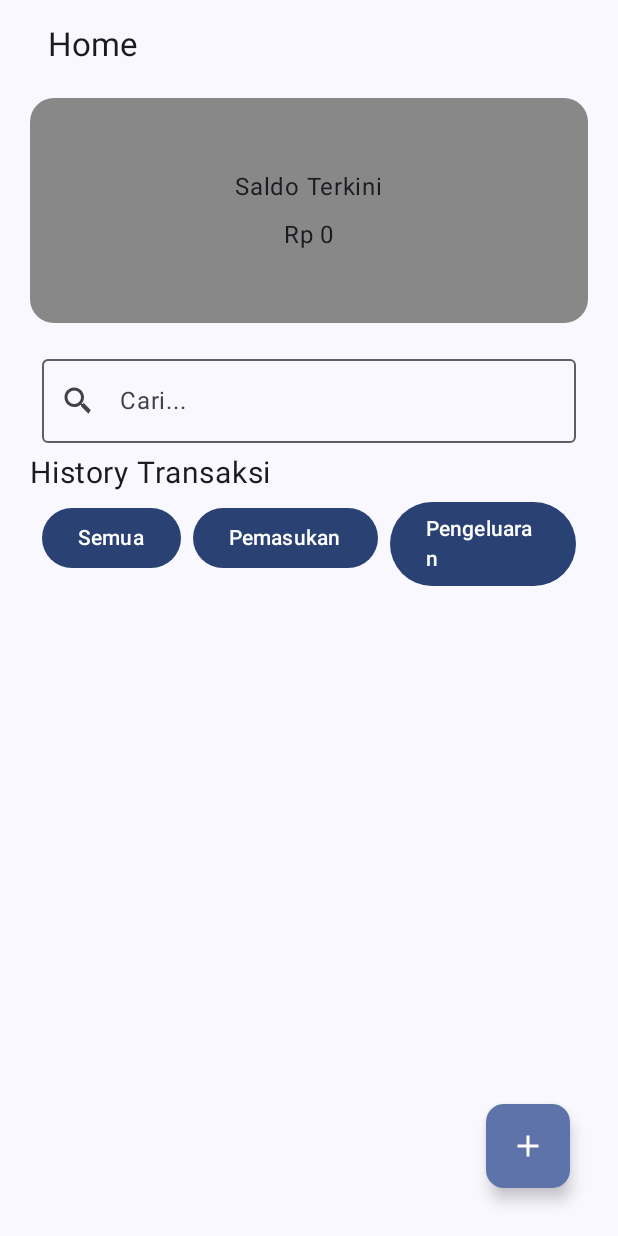
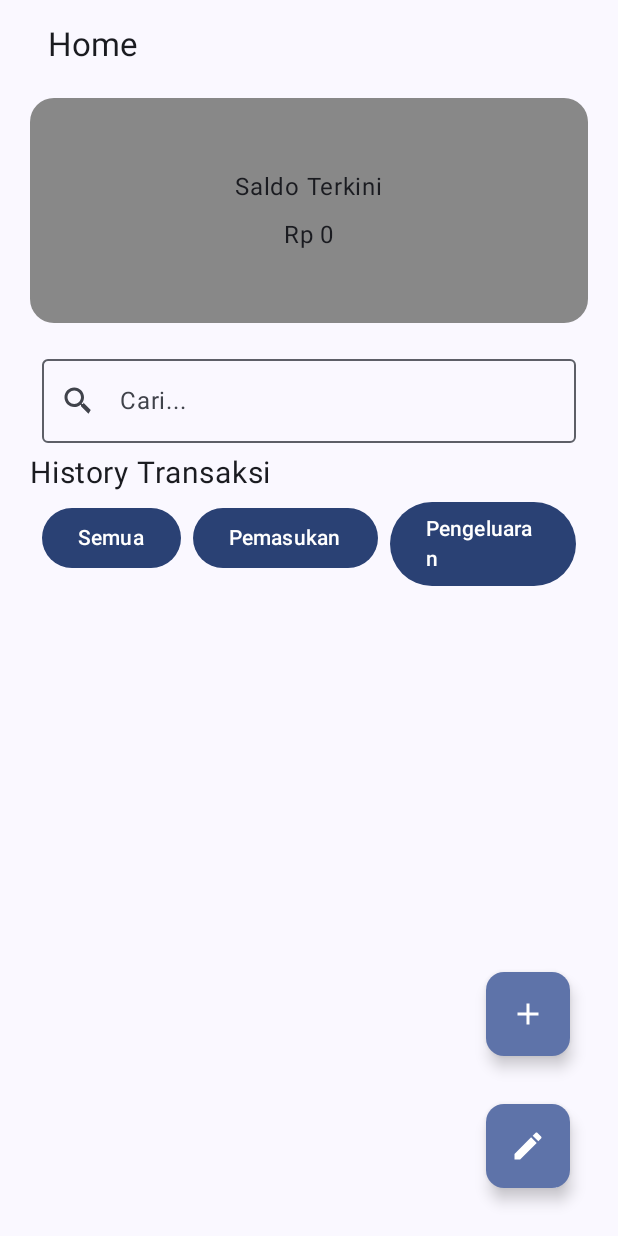
Before and after one commit to SitiMarfungahDwiLestari/Keuangan, an Android app built with Jetpack Compose: the screen it shows after launch (MainActivity), on a phone screen of 412 x 824 dp. Run offline under Robolectric (Android 15) with nearby library versions, the light colour scheme and no system bars; our stand-ins replace Firebase (no records; nobody signed in at launch, a user with empty details on screens opened directly).

Commit message:
menambahkan button

```diff
--- a/app/src/main/java/com/example/keuangan/ui/halaman/GetDataScreen.kt
+++ b/app/src/main/java/com/example/keuangan/ui/halaman/GetDataScreen.kt
@@ -40,6 +40,8 @@ fun GetDataScreen(
     sharedViewModel: SharedViewModel,
     pengeluaranViewModel: PengeluaranViewModel
 ){
+    var dataList by remember { mutableStateOf<List<pemasukan>>(emptyList()) }
+
     var id: String by remember { mutableStateOf("") }
     var tanggal: String by remember { mutableStateOf("") }
     var nominal: String by remember { mutableStateOf("") }
--- a/app/src/main/java/com/example/keuangan/ui/halaman/Home.kt
+++ b/app/src/main/java/com/example/keuangan/ui/halaman/Home.kt
@@ -2,7 +2,6 @@ package com.example.keuangan.ui.halaman
 
 import android.util.Log
 import androidx.compose.foundation.background
-import androidx.compose.foundation.clickable
 import androidx.compose.foundation.layout.Arrangement
 import androidx.compose.foundation.layout.Box
 import androidx.compose.foundation.layout.Column
@@ -18,19 +17,17 @@ import androidx.compose.foundation.lazy.items
 import androidx.compose.foundation.shape.RoundedCornerShape
 import androidx.compose.material.icons.Icons
 import androidx.compose.material.icons.filled.Add
+import androidx.compose.material.icons.filled.Edit
 import androidx.compose.material3.Button
 import androidx.compose.material3.Card
 import androidx.compose.material3.ExperimentalMaterial3Api
 import androidx.compose.material3.FloatingActionButton
 import androidx.compose.material3.Icon
 import androidx.compose.material3.MaterialTheme
-import androidx.compose.material3.OutlinedButton
 import androidx.compose.material3.Scaffold
 import androidx.compose.material3.Text
 import androidx.compose.material3.TopAppBar
-import androidx.compose.material3.TopAppBarDefaults
 import androidx.compose.runtime.Composable
-import androidx.compose.runtime.DisposableEffect
 import androidx.compose.runtime.LaunchedEffect
 import androidx.compose.runtime.getValue
 import androidx.compose.runtime.mutableStateOf
@@ -40,7 +37,6 @@ import androidx.compose.runtime.setValue
 import androidx.compose.ui.Alignment
 import androidx.compose.ui.Modifier
 import androidx.compose.ui.graphics.Color
-import androidx.compose.ui.input.nestedscroll.nestedScroll
 import androidx.compose.ui.res.stringResource
 import androidx.compose.ui.tooling.preview.Preview
 import androidx.compose.ui.unit.dp
@@ -91,6 +87,11 @@ fun Home(
             )
         },
         floatingActionButton = {
+            Column (
+                verticalArrangement = Arrangement.Bottom,
+                horizontalAlignment = Alignment.End
+            ) {
+
                 FloatingActionButton(
                     onClick = {
                         navController.navigate(route = Screens.AddDataScreen.route)
@@ -103,7 +104,22 @@ fun Home(
                         contentDescription = stringResource(R.string.entity_data)
                     )
                 }
+                // Floating button tambahan di bawah
+                FloatingActionButton(
+                    onClick = {
+                        // Aksi yang ingin diambil ketika tombol tambahan ditekan
+                        navController.navigate(route = Screens.GetDataScreen.route)
                     },
+                    shape = MaterialTheme.shapes.medium,
+                    modifier = Modifier.padding(16.dp)
+                ) {
+                    Icon(
+                        imageVector = Icons.Default.Edit,
+                        contentDescription = stringResource(R.string.update)
+                    )
+                }
+            }
+        }
     ) { innerPadding ->
         BodyHome(
             modifier = Modifier
@@ -203,8 +219,7 @@ fun BodyHome(
             Card(
                 modifier = Modifier
                     .fillMaxWidth()
-                    .padding(8.dp)
-                    .clickable { navController.navigate(route = Screens.GetDataScreen.route) },
+                    .padding(8.dp),
                 shape = RoundedCornerShape(8.dp),
             ) {
                 Row(
@@ -261,8 +276,7 @@ fun BodyHome(
             Card(
                 modifier = Modifier
                     .fillMaxWidth()
-                    .padding(8.dp)
-                    .clickable { navController.navigate(route = Screens.GetDataScreen.route) },
+                    .padding(8.dp),
                 shape = RoundedCornerShape(8.dp),
             ) {
                 Row(
@@ -385,8 +399,7 @@ fun FilteredData(
                 Card(
                     modifier = Modifier
                         .fillMaxWidth()
-                        .padding(8.dp)
-                        .clickable { navController.navigate(route = Screens.GetDataScreen.route) },
+                        .padding(8.dp),
                     shape = RoundedCornerShape(8.dp),
                 ) {
                     Row(
@@ -442,8 +455,7 @@ fun FilteredData(
                 Card(
                     modifier = Modifier
                         .fillMaxWidth()
-                        .padding(8.dp)
-                        .clickable { navController.navigate(route = Screens.GetDataScreen.route) },
+                        .padding(8.dp),
                     shape = RoundedCornerShape(8.dp),
                 ) {
                     Row(
@@ -501,8 +513,7 @@ fun FilteredData(
                 Card(
                     modifier = Modifier
                         .fillMaxWidth()
-                        .padding(8.dp)
-                        .clickable { navController.navigate(route = Screens.GetDataScreen.route) },
+                        .padding(8.dp),
                     shape = RoundedCornerShape(8.dp),
                 ) {
                     Row(
@@ -560,8 +571,7 @@ fun FilteredData(
                 Card(
                     modifier = Modifier
                         .fillMaxWidth()
-                        .padding(8.dp)
-                        .clickable { navController.navigate(route = Screens.GetDataScreen.route) },
+                        .padding(8.dp),
                     shape = RoundedCornerShape(8.dp),
                 ) {
                     Row(
```
Lines whose indentation alone changed are shown as unchanged.
